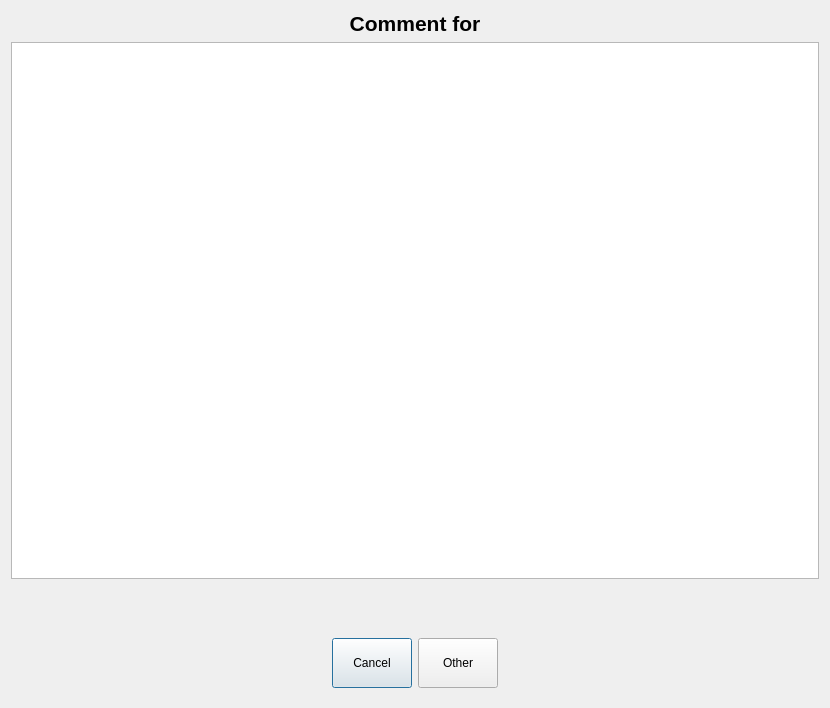
End1-1/Cafe5, file Waiter/dlglistofdishcomments.ui: the form before one commit.
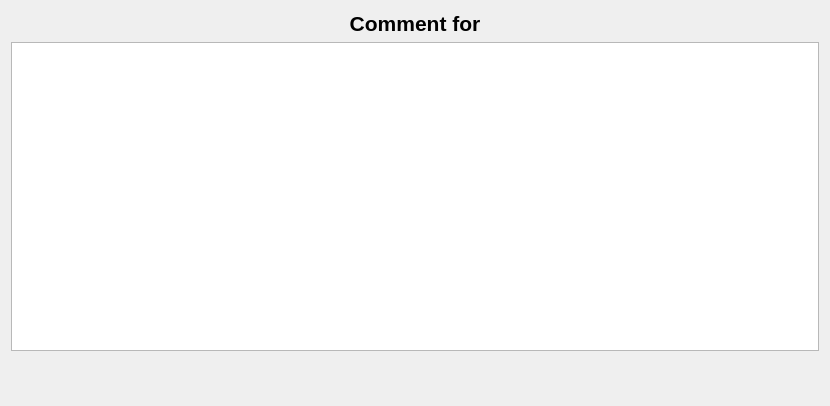
The form after the commit. Icons and pictures are not drawn. Custom widgets are drawn as their Qt base class.

```diff
--- a/Waiter/dlglistofdishcomments.ui
+++ b/Waiter/dlglistofdishcomments.ui
@@ -7,7 +7,7 @@
     <x>0</x>
     <y>0</y>
     <width>830</width>
-    <height>708</height>
+    <height>406</height>
    </rect>
   </property>
   <property name="windowTitle">
@@ -124,72 +124,6 @@
      </layout>
     </widget>
    </item>
-   <item>
-    <widget class="QWidget" name="widget" native="true">
-     <layout class="QHBoxLayout" name="horizontalLayout">
-      <item>
-       <spacer name="horizontalSpacer">
-        <property name="orientation">
-         <enum>Qt::Horizontal</enum>
-        </property>
-        <property name="sizeHint" stdset="0">
-         <size>
-          <width>310</width>
-          <height>20</height>
-         </size>
-        </property>
-       </spacer>
-      </item>
-      <item>
-       <widget class="QPushButton" name="btnCancel">
-        <property name="minimumSize">
-         <size>
-          <width>0</width>
-          <height>50</height>
-         </size>
-        </property>
-        <property name="text">
-         <string>Cancel</string>
-        </property>
-        <property name="icon">
-         <iconset resource="../resources/resources.qrc">
-          <normaloff>:/cancel.png</normaloff>:/cancel.png</iconset>
-        </property>
-       </widget>
-      </item>
-      <item>
-       <widget class="QPushButton" name="btnCustom">
-        <property name="minimumSize">
-         <size>
-          <width>0</width>
-          <height>50</height>
-         </size>
-        </property>
-        <property name="text">
-         <string>Other</string>
-        </property>
-        <property name="icon">
-         <iconset resource="../resources/resources.qrc">
-          <normaloff>:/edit.png</normaloff>:/edit.png</iconset>
-        </property>
-       </widget>
-      </item>
-      <item>
-       <spacer name="horizontalSpacer_2">
-        <property name="orientation">
-         <enum>Qt::Horizontal</enum>
-        </property>
-        <property name="sizeHint" stdset="0">
-         <size>
-          <width>310</width>
-          <height>20</height>
-         </size>
-        </property>
-       </spacer>
-      </item>
-     </layout>
-    </widget>
-   </item>
   </layout>
  </widget>
  <customwidgets>
```
Left out of the diff: 4 changed lines with no effect on the pictures.
